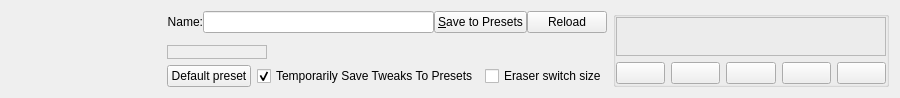
Before: the Qt Designer form krita/ui/forms/wdgpaintopsettings.ui in KDE/krita, drawn with Qt 5.
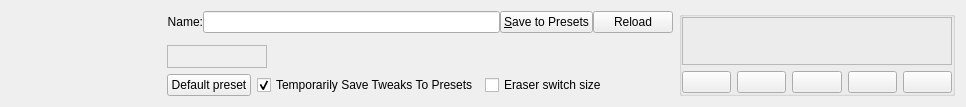
After: the same form once the commit is applied. Custom widgets are drawn as their Qt base class.

```diff
--- a/krita/ui/forms/wdgpaintopsettings.ui
+++ b/krita/ui/forms/wdgpaintopsettings.ui
@@ -6,8 +6,8 @@
    <rect>
     <x>0</x>
     <y>0</y>
-    <width>847</width>
-    <height>98</height>
+    <width>961</width>
+    <height>107</height>
    </rect>
   </property>
   <layout class="QGridLayout" name="gridLayout" columnstretch="0,0,0,0,0,0,0,0,0,0,0">
@@ -223,7 +223,7 @@
     </widget>
    </item>
    <item row="3" column="1">
-    <layout class="QHBoxLayout" name="horizontalLayout_3">
+    <layout class="QHBoxLayout" name="horizontalLayout_3" stretch="0,1,1,0">
      <item>
       <widget class="QPushButton" name="bnDefaultPreset">
        <property name="sizePolicy">
@@ -272,6 +272,16 @@
        </property>
       </widget>
      </item>
+     <item>
+      <widget class="KisLodAvailabilityWidget" name="wdgLodAvailability" native="true">
+       <property name="minimumSize">
+        <size>
+         <width>60</width>
+         <height>0</height>
+        </size>
+       </property>
+      </widget>
+     </item>
     </layout>
    </item>
   </layout>
@@ -295,6 +305,12 @@
    <header>kis_paintop_list_widget.h</header>
    <container>1</container>
   </customwidget>
+  <customwidget>
+   <class>KisLodAvailabilityWidget</class>
+   <extends>QWidget</extends>
+   <header>kis_lod_availability_widget.h</header>
+   <container>1</container>
+  </customwidget>
  </customwidgets>
  <resources/>
  <connections/>
```
Left out of the diff: 11 changed lines with no effect on the pictures.
